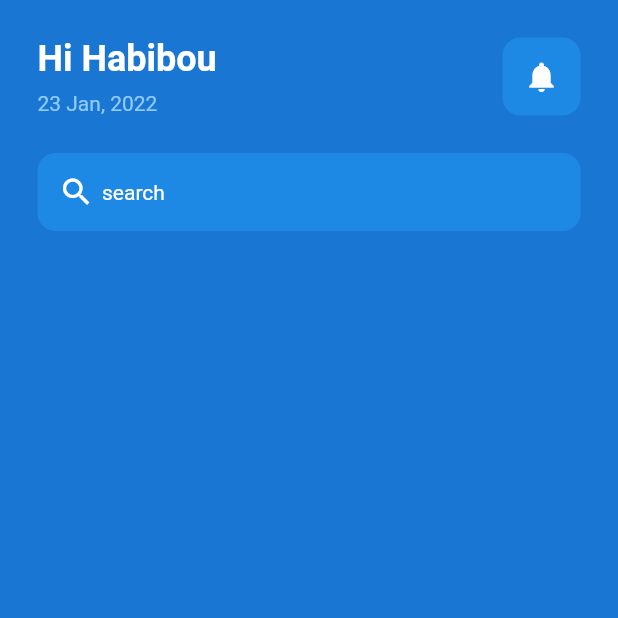
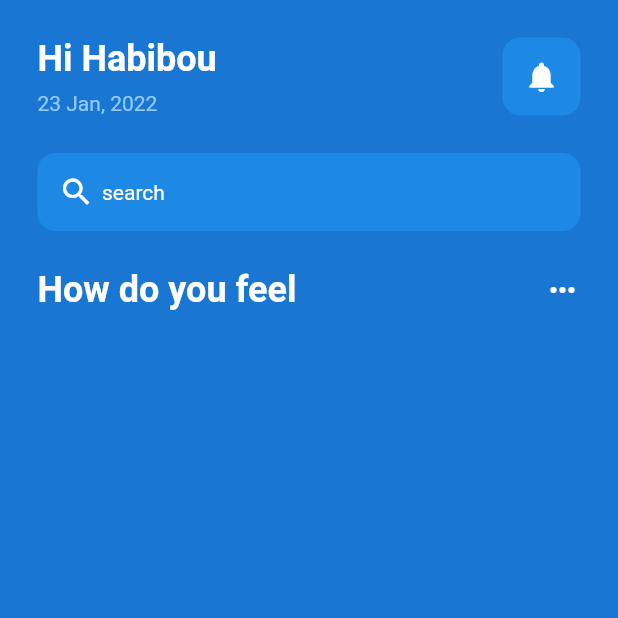
Before and after one commit to Hbbmoussa/Flutter_mentalhealth_app, a Flutter app: the screen it shows after launch, on a phone screen of 412 x 824 dp, the top half of it. Run offline on Flutter 3.47's test engine with Material 2 defaults, Android fonts, the light colour scheme and no system bars.

Commit message:
how do you feel title added !

```diff
--- a/lib/pages/home_page.dart
+++ b/lib/pages/home_page.dart
@@ -83,6 +83,26 @@ class _MyHomePageState extends State<MyHomePage> {
                     )
                   ],
                 ),
+              ),
+              SizedBox(
+                height: 25,
+              ),
+              //How do you feel
+              Row(
+                mainAxisAlignment: MainAxisAlignment.spaceBetween,
+                children: [
+                  Text(
+                    "How do you feel",
+                    style: TextStyle(
+                        color: Colors.white,
+                        fontSize: 24,
+                        fontWeight: FontWeight.bold),
+                  ),
+                  Icon(
+                    Icons.more_horiz,
+                    color: Colors.white,
+                  )
+                ],
               )
             ],
           ),
```
